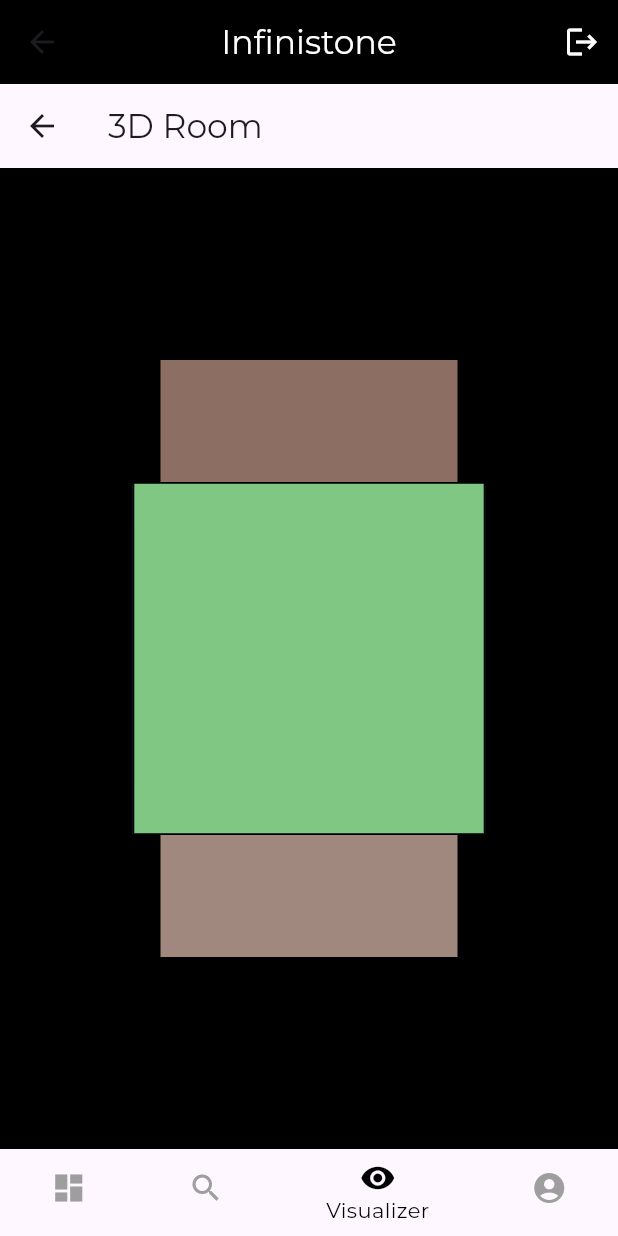
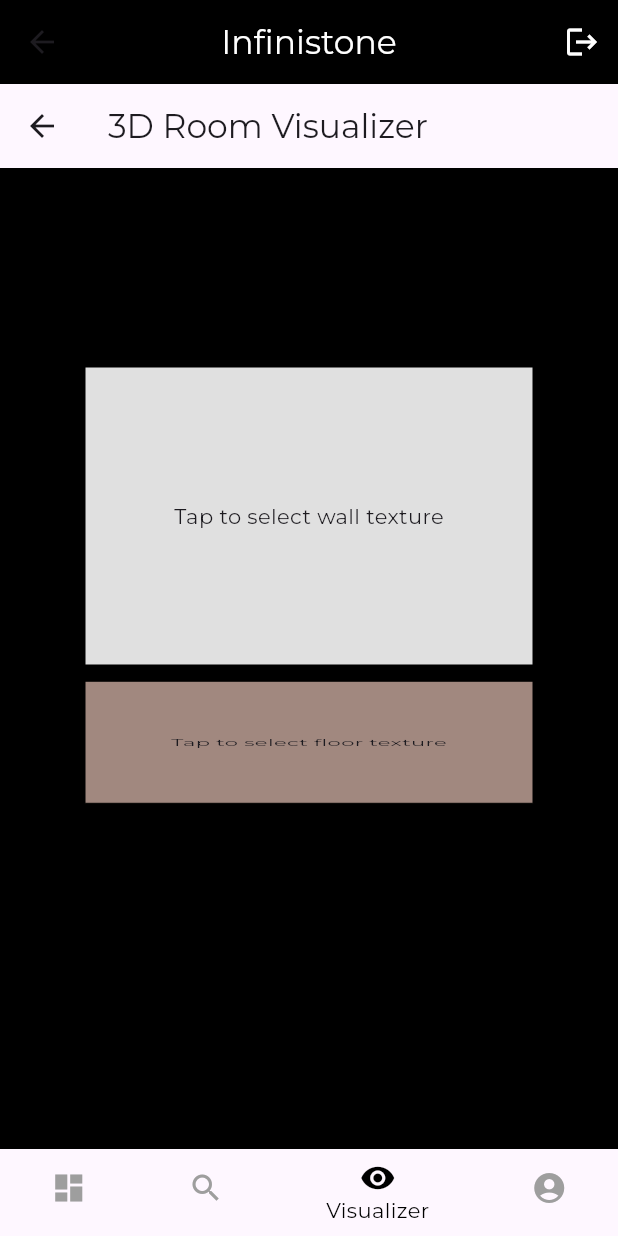
Before and after one commit to AdarshBajracharya/Infinistone, a Flutter app: the HomeView screen opened directly, item 3 of the bottom bar chosen, on a phone screen of 412 x 824 dp. Run offline on Flutter 3.47's test engine with Material 3 defaults, Android fonts, the phone set to English and light mode, and no system bars; our stand-ins replace bloc, dartz, dio, equatable, flutter_bloc, get_it and 5 more; accounts and stored records are empty; network calls fail.

Commit message:
visualizer

```diff
--- a/lib/app/constants/api_endpoints.dart
+++ b/lib/app/constants/api_endpoints.dart
@@ -24,4 +24,5 @@ class ApiEndpoints {
   static const String createBooking = "booking/booking";
   static const String getAllBookings = "booking/bookings";
   static const String deleteBooking = "booking/booking/";
+  static const String getBookingsById = "/bookings/customer/";
 }
--- a/lib/app/di/di.dart
+++ b/lib/app/di/di.dart
@@ -196,6 +196,7 @@ _initBookingDependencies() async {
   getIt.registerLazySingleton<BookingRemoteDataSource>(
     () => BookingRemoteDataSource(
       getIt<Dio>(),
+      getIt<TokenSharedPrefs>(),
     ),
   );
 
--- a/lib/features/auth/data/data_source/remote_data_source/auth_remote_datasource.dart
+++ b/lib/features/auth/data/data_source/remote_data_source/auth_remote_datasource.dart
@@ -84,6 +84,7 @@ class AuthRemoteDatasource implements IAuthDataSource {
         },
       );
 
+
       // Debugging: Print the raw response
       print("Raw API Response: ${response.data}");
 
@@ -92,7 +93,7 @@ class AuthRemoteDatasource implements IAuthDataSource {
         if (response.data is Map<String, dynamic>) {
           final str = response.data['token'];
           final cred = response.data['user'];
-          final userId = cred['_id']; // Assuming the user ID is stored in '_id'
+          final userId = cred['_id'];
 
           // Save userId to shared preferences
           final prefs = await SharedPreferences.getInstance();
@@ -101,6 +102,7 @@ class AuthRemoteDatasource implements IAuthDataSource {
 
           if (cred != null) {
             userIdSharedPrefs.setUser(cred);
+            userIdSharedPrefs.saveUserId(userId);
             print("USER SAVED:::: $cred");
           } else {
             print("WARNING: 'cred' is null in API response.");
--- a/lib/features/auth/presentation/view_model/profile/profile_bloc.dart
+++ b/lib/features/auth/presentation/view_model/profile/profile_bloc.dart
@@ -57,12 +57,6 @@ class ProfileBloc extends Bloc<ProfileEvent, ProfileState> {
     });
   }
 
-  // final userId = await _tokenHelper.getUserIdFromToken();
-  // if (userId == null) {
-  //   emit(const ProfileError("Client id not found"));
-  //   return;
-  // }
-
   Future<void> loadClient() async {
     emit(state.copyWith(isLoading: true));
 
--- a/lib/features/bottom/presentation/view_model/home_state.dart
+++ b/lib/features/bottom/presentation/view_model/home_state.dart
@@ -32,7 +32,7 @@ class HomeState extends Equatable {
           create: (context) => getIt<ShopBloc>(),
           child: const ShopView(),
         ),
-        const Simple3DRoom(),
+        const WallAndFloorVisualizer(),
         BlocProvider(
           create: (context) => getIt<ProfileBloc>(),
           child: const ProfilePage(),
--- a/lib/features/home/presentation/view/dashboard_view.dart
+++ b/lib/features/home/presentation/view/dashboard_view.dart
@@ -55,9 +55,11 @@ class BookingsPage extends StatelessWidget {
           }
 
           // Sort bookings by date (most recent first)
-          final sortedBookings = state.bookings.toList()
+          final sBookings = state.bookings.toList()
             ..sort((a, b) => b.bookingDate.compareTo(a.bookingDate));
-
+          print('sortedBookings: $sBookings');
+          // sbookings where userId == currentUserId
+          final sortedBookings = sBookings;
           // Display bookings in a beautiful card layout
           return ListView.builder(
             itemCount: sortedBookings.length,
--- a/lib/features/home/presentation/view_model/bookings_bloc.dart
+++ b/lib/features/home/presentation/view_model/bookings_bloc.dart
@@ -8,10 +8,7 @@ import 'package:infinistone/features/home/domain/use_case/create_bookings_usecas
 import 'package:infinistone/features/home/domain/use_case/delete_bookings_usecase.dart';
 import 'package:infinistone/features/home/domain/use_case/get_all_bookings_usecase.dart';
 import 'package:infinistone/features/shop/domain/entity/booking_entity.dart';
-import 'package:infinistone/features/shop/domain/entity/item_entity.dart';
-import 'package:infinistone/features/shop/domain/use_case/create_item_usecase.dart';
-import 'package:infinistone/features/shop/domain/use_case/delete_item_usecase.dart';
-import 'package:infinistone/features/shop/domain/use_case/get_all_item_usecase.dart';
+
 
 part 'bookings_event.dart';
 part 'bookings_state.dart';
--- a/lib/features/visualizer/presentation/view/visualizer_view.dart
+++ b/lib/features/visualizer/presentation/view/visualizer_view.dart
@@ -1,87 +1,124 @@
-import 'dart:math';
+import 'dart:io';
 
 import 'package:flutter/material.dart';
+import 'package:image_picker/image_picker.dart';
 
-class Simple3DRoom extends StatefulWidget {
-  const Simple3DRoom({super.key});
+void main() {
+  runApp(const MaterialApp(
+    home: WallAndFloorVisualizer(),
+    debugShowCheckedModeBanner: false,
+  ));
+}
+
+class WallAndFloorVisualizer extends StatefulWidget {
+  const WallAndFloorVisualizer({super.key});
 
   @override
-  _Simple3DRoomState createState() => _Simple3DRoomState();
+  _WallAndFloorVisualizerState createState() => _WallAndFloorVisualizerState();
 }
 
-class _Simple3DRoomState extends State<Simple3DRoom> {
-  double _rotationX = 0;
-  double _rotationY = 0;
-  double _startX = 0;
-  double _startY = 0;
+class _WallAndFloorVisualizerState extends State<WallAndFloorVisualizer> {
+  File? _wallImage;
+  File? _floorImage;
+  double _scale = 1.0;
+  double _rotationX = 0.0;
+  double _rotationY = 0.0;
+  final Offset _position = Offset.zero;
 
-  void _updateRotation(double deltaX, double deltaY) {
+  Future<void> _pickImage(bool isWall) async {
+    final pickedFile =
+        await ImagePicker().pickImage(source: ImageSource.gallery);
+    if (pickedFile != null) {
       setState(() {
-      _rotationX = (_rotationX + deltaY * 0.01).clamp(-pi / 4, pi / 4);
-      _rotationY = (_rotationY + deltaX * 0.01).clamp(-pi / 4, pi / 4);
+        if (isWall) {
+          _wallImage = File(pickedFile.path);
+        } else {
+          _floorImage = File(pickedFile.path);
+        }
       });
+    }
   }
 
   @override
   Widget build(BuildContext context) {
     return Scaffold(
-      appBar: AppBar(title: const Text('3D Room')),
-      body: GestureDetector(
-        onPanUpdate: (details) {
-          _updateRotation(
-            details.localPosition.dx - _startX,
-            details.localPosition.dy - _startY,
-          );
-          _startX = details.localPosition.dx;
-          _startY = details.localPosition.dy;
+      appBar: AppBar(title: const Text("3D Room Visualizer")),
+      body: Center(
+        child: GestureDetector(
+          onScaleUpdate: (details) {
+            setState(() {
+              _scale = details.scale.clamp(0.5, 2.0);
+              _rotationX += details.focalPointDelta.dy * 0.01;
+              _rotationY += details.focalPointDelta.dx * 0.01;
+            });
           },
-        onPanStart: (details) {
-          _startX = details.localPosition.dx;
-          _startY = details.localPosition.dy;
-        },
-        child: Center(
+          child: Container(
+            alignment: Alignment.center,
+            width: 400,
+            height: 400,
             child: Transform(
               alignment: Alignment.center,
               transform: Matrix4.identity()
-              ..setEntry(3, 2, 0.0015) // Perspective
+                ..translate(_position.dx, _position.dy)
+                ..scale(_scale)
                 ..rotateX(_rotationX)
                 ..rotateY(_rotationY),
-            child: Stack(
-              alignment: Alignment.center,
+              child: Column(
+                mainAxisSize: MainAxisSize.min,
                 children: [
-                _buildWall(Colors.brown[300]!, 200, 200, 0, 100, 0), // Floor
-                _buildWall(Colors.brown[400]!, 200, 200, 0, -100, 0), // Ceiling
-                _buildWall(Colors.blue[300]!, 200, 200, -100, 0, 0,
-                    rotateY: pi / 2), // Left Wall
-                _buildWall(Colors.blue[500]!, 200, 200, 100, 0, 0,
-                    rotateY: pi / 2), // Right Wall
-                _buildWall(
-                    Colors.green[300]!, 200, 200, 0, 0, -100), // Back Wall
+                  // Wall
+                  GestureDetector(
+                    onTap: () => _pickImage(true),
+                    child: Container(
+                      width: 300,
+                      height: 200,
+                      decoration: BoxDecoration(
+                        image: _wallImage != null
+                            ? DecorationImage(
+                                image: FileImage(_wallImage!),
+                                fit: BoxFit.cover)
+                            : null,
+                        color: Colors.grey[300],
+                        border: Border.all(color: Colors.black),
+                      ),
+                      child: _wallImage == null
+                          ? const Center(
+                              child: Text("Tap to select wall texture"))
+                          : null,
+                    ),
+                  ),
+                  const SizedBox(height: 10),
+                  // Floor
+                  GestureDetector(
+                    onTap: () => _pickImage(false),
+                    child: Transform(
+                      alignment: Alignment.topCenter,
+                      transform: Matrix4.identity()..rotateX(-1.1),
+                      child: Container(
+                        width: 300,
+                        height: 180,
+                        decoration: BoxDecoration(
+                          image: _floorImage != null
+                              ? DecorationImage(
+                                  image: FileImage(_floorImage!),
+                                  fit: BoxFit.cover)
+                              : null,
+                          color: Colors.brown[300],
+                          border: Border.all(color: Colors.black),
+                        ),
+                        child: _floorImage == null
+                            ? const Center(
+                                child: Text("Tap to select floor texture"))
+                            : null,
+                      ),
+                    ),
+                  ),
                 ],
+              ),
             ),
           ),
         ),
       ),
     );
   }
-
-  Widget _buildWall(
-      Color color, double width, double height, double x, double y, double z,
-      {double rotateY = 0, double rotateX = 0}) {
-    return Transform(
-      alignment: Alignment.center,
-      transform: Matrix4.identity()
-        ..translate(x, y, z)
-        ..rotateY(rotateY)
-        ..rotateX(rotateX),
-      child: Container(
-        width: width,
-        height: height,
-        decoration: BoxDecoration(
-          color: color,
-          border: Border.all(color: Colors.black, width: 1),
-        ),
-      ),
-    );
 }
-}
```
Also changed, not shown: lib/features/home/data/data_source/remote_data_source/booking_remote_data_source.dart (+15 -2 lines), 1 other file. Lines whose indentation alone changed are shown as unchanged.
